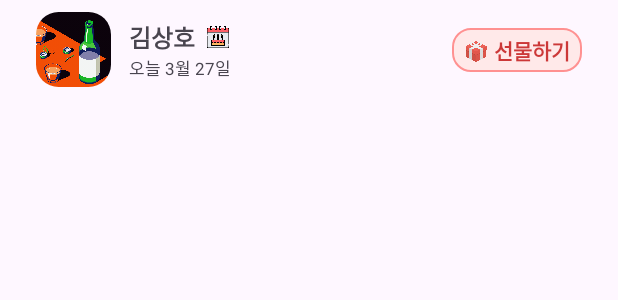
After one commit to DO-SOPT-ANDROID/sangho-kim, an Android app: the layout item_friend_birthday.xml on its own in the app's theme, with its tools: preview values and no code run, on a phone screen of 412 x 824 dp. The commit adds this screen. Shown: the top 300 px of the screen. Run offline under Robolectric (Android 15) with nearby library versions, the phone set to English and light mode, and no system bars.

Commit message:
[UI/#7] 생일 친구 아이템 생성

```diff
--- /dev/null
+++ b/app/src/main/res/drawable/shape_pink_line_12_rect.xml
@@ -0,0 +1,9 @@
+<shape xmlns:android="http://schemas.android.com/apk/res/android"
+    android:shape="rectangle">
+    <stroke
+        android:width="1dp"
+        android:color="#FF9191" />
+    <corners android:radius="12dp" />
+    <solid
+        android:color="#FFE9E9" />
+</shape>
--- /dev/null
+++ b/app/src/main/res/layout/item_friend_birthday.xml
@@ -0,0 +1,117 @@
+<?xml version="1.0" encoding="utf-8"?>
+<layout xmlns:android="http://schemas.android.com/apk/res/android"
+    xmlns:app="http://schemas.android.com/apk/res-auto"
+    xmlns:tools="http://schemas.android.com/tools">
+
+    <data>
+
+    </data>
+
+    <androidx.constraintlayout.widget.ConstraintLayout
+        android:id="@+id/layout_home_birth_info"
+        android:layout_width="match_parent"
+        android:layout_height="wrap_content">
+
+        <androidx.cardview.widget.CardView
+            android:id="@+id/cv_home_birth_thumbnail"
+            android:layout_width="50dp"
+            android:layout_height="0dp"
+            android:layout_marginVertical="8dp"
+            android:layout_marginStart="24dp"
+            app:cardCornerRadius="15dp"
+            app:cardElevation="0dp"
+            app:layout_constraintBottom_toBottomOf="parent"
+            app:layout_constraintDimensionRatio="1"
+            app:layout_constraintStart_toStartOf="parent"
+            app:layout_constraintTop_toTopOf="parent">
+
+            <ImageView
+                android:id="@+id/iv_home_birth_thumbnail"
+                android:layout_width="match_parent"
+                android:layout_height="match_parent"
+                android:src="@drawable/img_soju" />
+
+        </androidx.cardview.widget.CardView>
+
+        <TextView
+            android:id="@+id/tv_home_birth_nickname"
+            android:layout_width="wrap_content"
+            android:layout_height="wrap_content"
+            android:layout_marginStart="12dp"
+            android:textSize="16sp"
+            android:textStyle="bold"
+            app:layout_constraintBottom_toTopOf="@id/tv_home_birth_description"
+            app:layout_constraintStart_toEndOf="@id/cv_home_birth_thumbnail"
+            app:layout_constraintTop_toTopOf="@id/cv_home_birth_thumbnail"
+            app:layout_constraintVertical_chainStyle="packed"
+            tools:text="김상호" />
+
+        <TextView
+            android:id="@+id/tv_home_birth_description"
+            android:layout_width="wrap_content"
+            android:layout_height="wrap_content"
+            android:layout_marginStart="12dp"
+            android:textSize="11sp"
+            app:layout_constraintBottom_toBottomOf="@id/cv_home_birth_thumbnail"
+            app:layout_constraintStart_toEndOf="@id/cv_home_birth_thumbnail"
+            app:layout_constraintTop_toBottomOf="@id/tv_home_birth_nickname"
+            app:layout_constraintVertical_chainStyle="packed"
+            tools:text="오늘 3월 27일" />
+
+        <ImageView
+            android:id="@+id/iv_home_birthday"
+            android:layout_width="0dp"
+            android:layout_height="0dp"
+            android:layout_marginStart="3dp"
+            android:padding="4dp"
+            android:src="@drawable/ic_birthday"
+            app:layout_constraintBottom_toBottomOf="@id/tv_home_birth_nickname"
+            app:layout_constraintDimensionRatio="1"
+            app:layout_constraintStart_toEndOf="@id/tv_home_birth_nickname"
+            app:layout_constraintTop_toTopOf="@id/tv_home_birth_nickname" />
+
+        <androidx.constraintlayout.widget.ConstraintLayout
+            android:id="@+id/layout_birthday"
+            android:layout_width="wrap_content"
+            android:layout_height="wrap_content"
+            android:layout_marginEnd="24dp"
+            android:background="@drawable/shape_pink_line_12_rect"
+            android:paddingVertical="4dp"
+            app:layout_constraintBottom_toBottomOf="parent"
+            app:layout_constraintEnd_toEndOf="parent"
+            app:layout_constraintTop_toTopOf="parent">
+
+            <ImageView
+                android:id="@+id/iv_birth_heart"
+                android:layout_width="16dp"
+                android:layout_height="16dp"
+                android:layout_marginStart="8dp"
+                android:layout_marginEnd="4dp"
+                android:paddingTop="2dp"
+                android:src="@drawable/ic_gift"
+                app:layout_constraintBottom_toBottomOf="parent"
+                app:layout_constraintEnd_toStartOf="@id/tv_birth_gift"
+                app:layout_constraintHorizontal_chainStyle="packed"
+                app:layout_constraintStart_toStartOf="parent"
+                app:layout_constraintTop_toTopOf="parent" />
+
+            <TextView
+                android:id="@+id/tv_birth_gift"
+                android:layout_width="wrap_content"
+                android:layout_height="wrap_content"
+                android:layout_marginEnd="8dp"
+                android:text="선물하기"
+                android:textColor="#CC3838"
+                android:textStyle="bold"
+                app:layout_constraintBottom_toBottomOf="parent"
+                app:layout_constraintEnd_toEndOf="parent"
+                app:layout_constraintHorizontal_chainStyle="packed"
+                app:layout_constraintStart_toEndOf="@id/iv_birth_heart"
+                app:layout_constraintTop_toTopOf="parent" />
+
+
+        </androidx.constraintlayout.widget.ConstraintLayout>
+
+    </androidx.constraintlayout.widget.ConstraintLayout>
+
+</layout>
```
Also changed, not shown: app/src/main/java/org/sopt/dosopttemplate/data/datasource/mock/mockFriendsData.kt (+13 -14 lines), app/src/main/java/org/sopt/dosopttemplate/data/model/FriendUser.kt (added, +17 -0 lines), app/src/main/java/org/sopt/dosopttemplate/data/model/User.kt (+1 -16 lines), app/src/main/res/drawable/shape_green_line_12_rect.xml (added, +7 -0 lines), app/src/main/res/layout/item_friend_info.xml (+20 -19 lines), app/src/main/res/layout/item_my_info.xml (+8 -7 lines), app/src/main/res/drawable/ic_birthday.png (added), app/src/main/res/drawable/ic_gift.png (added), app/src/main/res/drawable/ic_mak.png (added).
